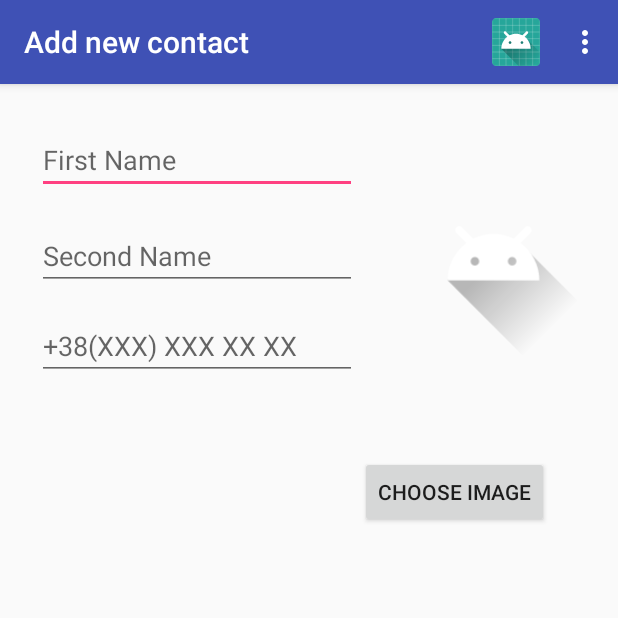
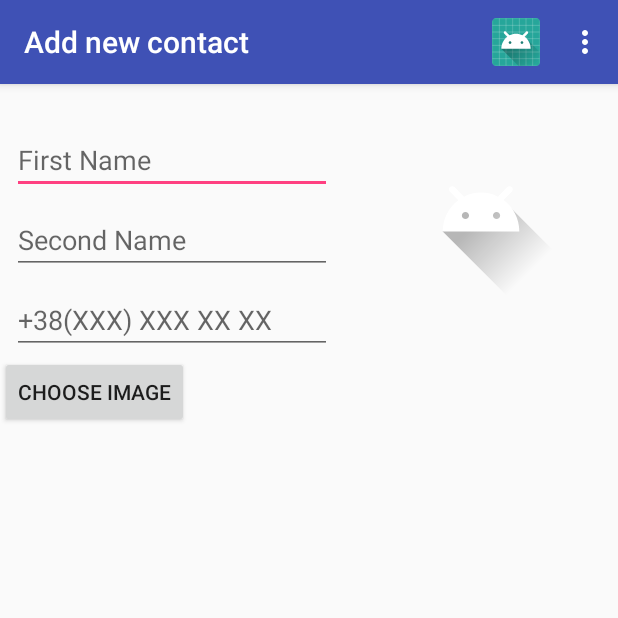
Before and after one commit to Komachka/ft_hangouts, an Android app: the EditActivity screen opened directly, with no data from a screen before it, on a phone screen of 412 x 824 dp, the top half of it. Run offline under Robolectric (Android 15) with nearby library versions, the phone set to English and light mode, and no system bars.

Commit message:
Fix constrain

```diff
--- a/app/src/main/res/layout/content_edit.xml
+++ b/app/src/main/res/layout/content_edit.xml
@@ -13,15 +13,12 @@
         android:layout_width="wrap_content"
         android:layout_height="wrap_content"
 
-        android:layout_marginEnd="8dp"
-        android:layout_marginLeft="16dp"
-        android:layout_marginRight="8dp"
-        android:layout_marginStart="16dp"
+        android:layout_marginLeft="8dp"
+        android:layout_marginStart="8dp"
         android:layout_marginTop="28dp"
         android:ems="10"
         android:hint="First Name"
         android:inputType="textPersonName"
-        app:layout_constraintEnd_toStartOf="@+id/brouse_image"
         app:layout_constraintLeft_toLeftOf="parent"
         app:layout_constraintStart_toStartOf="parent"
         app:layout_constraintTop_toTopOf="parent" />
@@ -30,63 +27,54 @@
         android:id="@+id/edit_second_name"
         android:layout_width="wrap_content"
         android:layout_height="wrap_content"
-        android:layout_marginEnd="8dp"
-        android:layout_marginLeft="16dp"
-        android:layout_marginStart="16dp"
-        android:layout_marginTop="64dp"
+        android:layout_marginLeft="8dp"
+        android:layout_marginStart="8dp"
+        android:layout_marginTop="8dp"
         android:ems="10"
         android:hint="Second Name"
         android:inputType="textPersonName"
-        app:layout_constraintEnd_toStartOf="@+id/brouse_image"
         app:layout_constraintLeft_toLeftOf="parent"
         app:layout_constraintStart_toStartOf="parent"
-        app:layout_constraintTop_toTopOf="@+id/edit_first_name"
-        android:layout_marginRight="8dp" />
+        app:layout_constraintTop_toBottomOf="@+id/edit_first_name" />
 
     <EditText
         android:id="@+id/edit_telephon_number"
         android:layout_width="wrap_content"
         android:layout_height="wrap_content"
-        android:layout_marginLeft="16dp"
-        android:layout_marginStart="16dp"
-        android:layout_marginTop="152dp"
+        android:layout_marginLeft="8dp"
+        android:layout_marginStart="8dp"
+        android:layout_marginTop="8dp"
         android:ems="10"
         android:hint="+38(XXX) XXX XX XX"
         android:inputType="phone"
-        app:layout_constraintEnd_toEndOf="@+id/edit_second_name"
-        app:layout_constraintHorizontal_bias="1.0"
-        app:layout_constraintLeft_toLeftOf="parent"
         app:layout_constraintStart_toStartOf="parent"
-        app:layout_constraintTop_toTopOf="parent" />
+        app:layout_constraintTop_toBottomOf="@+id/edit_second_name" />
 
 
     <Button
         android:id="@+id/button"
         android:layout_width="wrap_content"
         android:layout_height="wrap_content"
-        android:layout_marginRight="16dp"
-        android:layout_marginStart="240dp"
-        android:layout_marginTop="248dp"
+        android:layout_marginTop="32dp"
         android:onClick="chooseImage"
         android:text="Choose image"
-        app:layout_constraintRight_toRightOf="parent"
-        app:layout_constraintStart_toStartOf="parent"
-        app:layout_constraintTop_toTopOf="parent"
+        app:layout_constraintTop_toBottomOf="@+id/brouse_image"
         tools:ignore="OnClick"
-        android:layout_marginLeft="240dp" />
+        tools:layout_editor_absoluteX="243dp" />
 
     <ImageView
         android:id="@+id/brouse_image"
+        android:layout_width="125dp"
+        android:layout_height="125dp"
+        android:layout_marginEnd="8dp"
+        android:layout_marginLeft="16dp"
+        android:layout_marginRight="16dp"
+        android:layout_marginStart="16dp"
+        android:layout_marginTop="24dp"
         android:scaleType="centerCrop"
-        android:layout_width="150dp"
-        android:layout_height="150dp"
-        android:layout_marginEnd="8dp"
-        android:layout_marginRight="16dp"
-        android:layout_marginTop="8dp"
-        app:layout_constraintBottom_toBottomOf="parent"
+        android:src="@drawable/ic_launcher_foreground"
         app:layout_constraintEnd_toEndOf="parent"
         app:layout_constraintRight_toRightOf="parent"
-        app:layout_constraintTop_toTopOf="parent"
-        app:layout_constraintVertical_bias="0.056"
-        android:src="@drawable/ic_launcher_foreground"/>
+        app:layout_constraintStart_toEndOf="@+id/edit_second_name"
+        app:layout_constraintTop_toTopOf="parent" />
 </android.support.constraint.ConstraintLayout>
```
Also changed, not shown: app/src/main/java/com/example/kstorozh/ft_hangouts/DB.java (deleted, +0 -94 lines).
